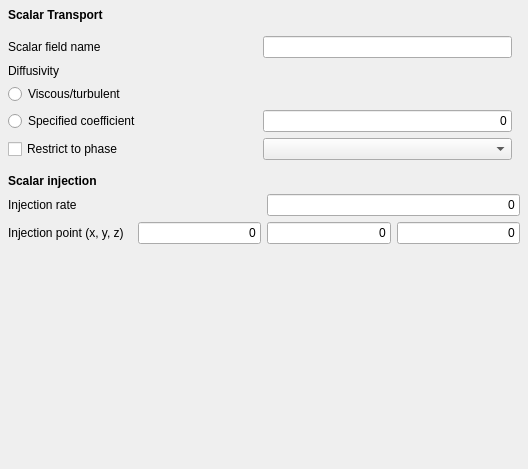
Qt form Gui/TaskPanelCfdScalarTransportFunctions.ui (jaheyns/CfdOF) before a commit.
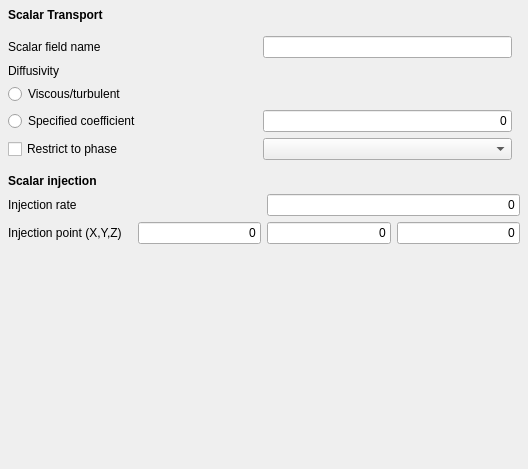
The same form after that commit. Custom widgets are drawn as their Qt base class.

```diff
--- a/Gui/TaskPanelCfdScalarTransportFunctions.ui
+++ b/Gui/TaskPanelCfdScalarTransportFunctions.ui
@@ -266,7 +266,7 @@
        <item row="3" column="0">
         <widget class="QLabel" name="label_3">
          <property name="text">
-          <string>Injection point (x, y, z)</string>
+          <string>Injection point (X,Y,Z)</string>
          </property>
         </widget>
        </item>
```
